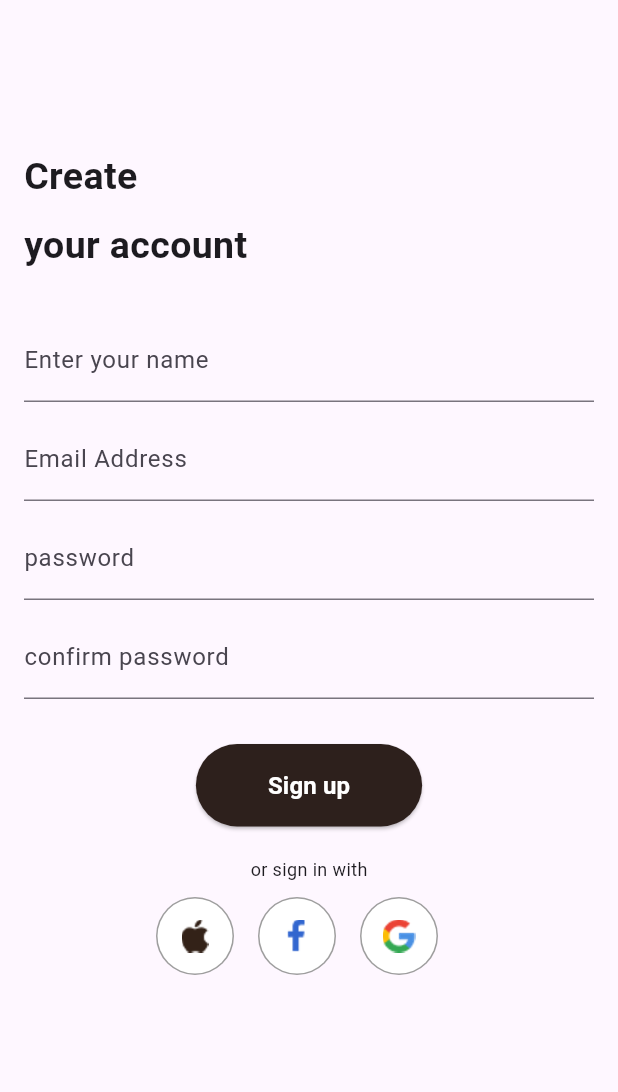
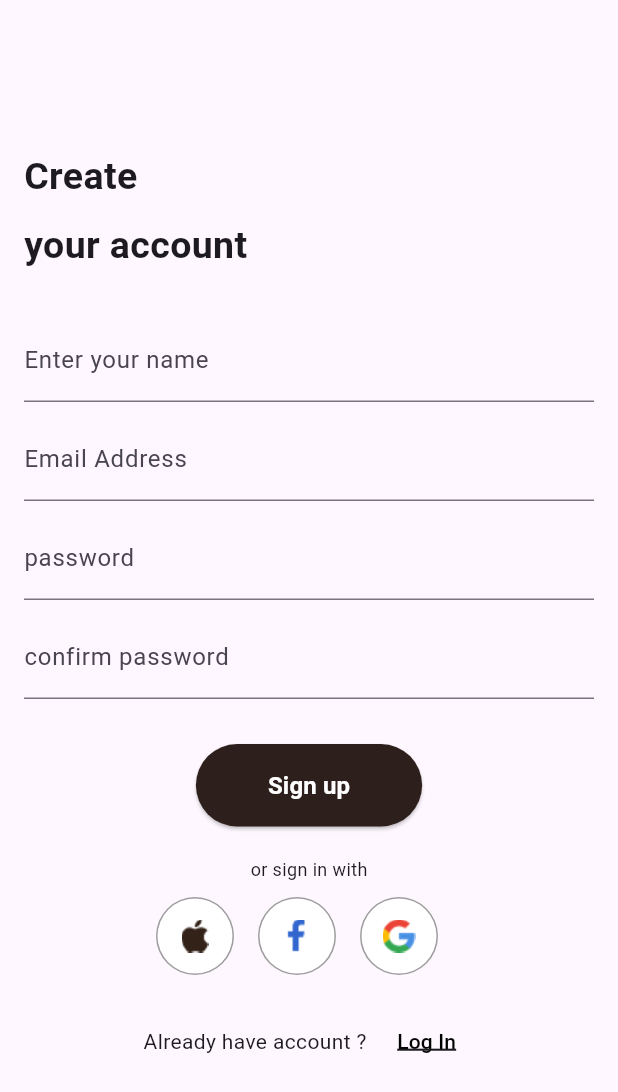
Before and after one commit to yousefmohamed35/FluxStore, a Flutter app: the SignUpView screen opened by its route, on a phone screen of 412 x 824 dp. Shown: the top 1092 px of the screen. Run offline on Flutter 3.47's test engine with Material 3 defaults, Android fonts, the light colour scheme and no system bars; our stand-ins replace animate_do, flutter_bloc, get_it, go_router, shared_preferences; accounts and stored records are empty.

Commit message:
create custom text button

```diff
--- a/lib/features/Auth/presentation/view/sign_up_view.dart
+++ b/lib/features/Auth/presentation/view/sign_up_view.dart
@@ -3,6 +3,7 @@ import 'package:fluxstore/core/utils/app_image.dart';
 import 'package:fluxstore/core/utils/styles.dart';
 import 'package:fluxstore/features/Auth/presentation/view/widgets/custom_auth_button.dart';
 import 'package:fluxstore/features/Auth/presentation/view/widgets/custom_social_icon.dart';
+import 'package:fluxstore/features/Auth/presentation/view/widgets/custom_text_button.dart';
 
 class SignUpView extends StatelessWidget {
   const SignUpView({super.key});
@@ -42,12 +43,22 @@ class SignUpView extends StatelessWidget {
                 );
               }),
             ),
+            SizedBox(height: 20),
+            Row(
+              mainAxisAlignment: MainAxisAlignment.center,
+              children: [
+                Text('Already have account ?', style: Styles.textStyle14),
+                SizedBox(width: 8),
+                CustomTextButton(),
+              ],
+            ),
           ],
         ),
       ),
     );
   }
 }
+
 
 class CustomTextField extends StatelessWidget {
   const CustomTextField({super.key, required this.text});
--- /dev/null
+++ b/lib/features/Auth/presentation/view/widgets/custom_text_button.dart
@@ -0,0 +1,25 @@
+import 'package:flutter/material.dart';
+
+class CustomTextButton extends StatelessWidget {
+  const CustomTextButton({
+    super.key,
+  });
+
+  @override
+  Widget build(BuildContext context) {
+    return TextButton(
+      style: ButtonStyle(
+        padding: WidgetStatePropertyAll(EdgeInsets.zero),
+      ),
+      onPressed: () {},
+      child: Text(
+        'Log In',
+        style: TextStyle(
+          color: Colors.black,
+          decoration: TextDecoration.underline,
+          decorationThickness: 2,
+        ),
+      ),
+    );
+  }
+}
```
